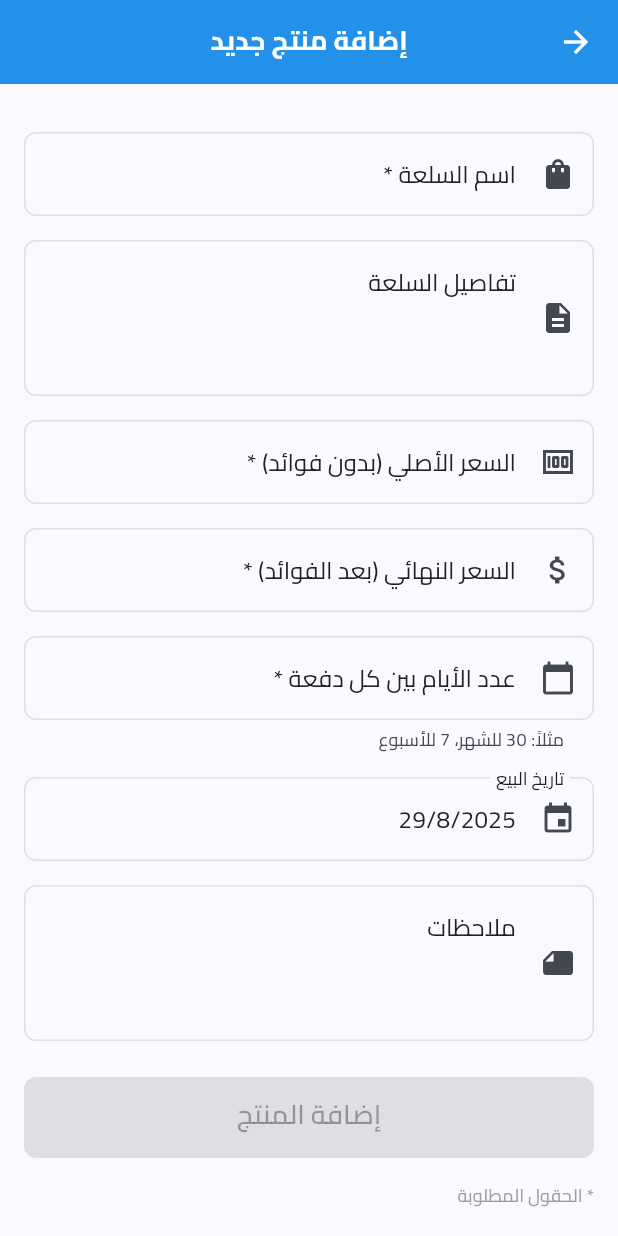
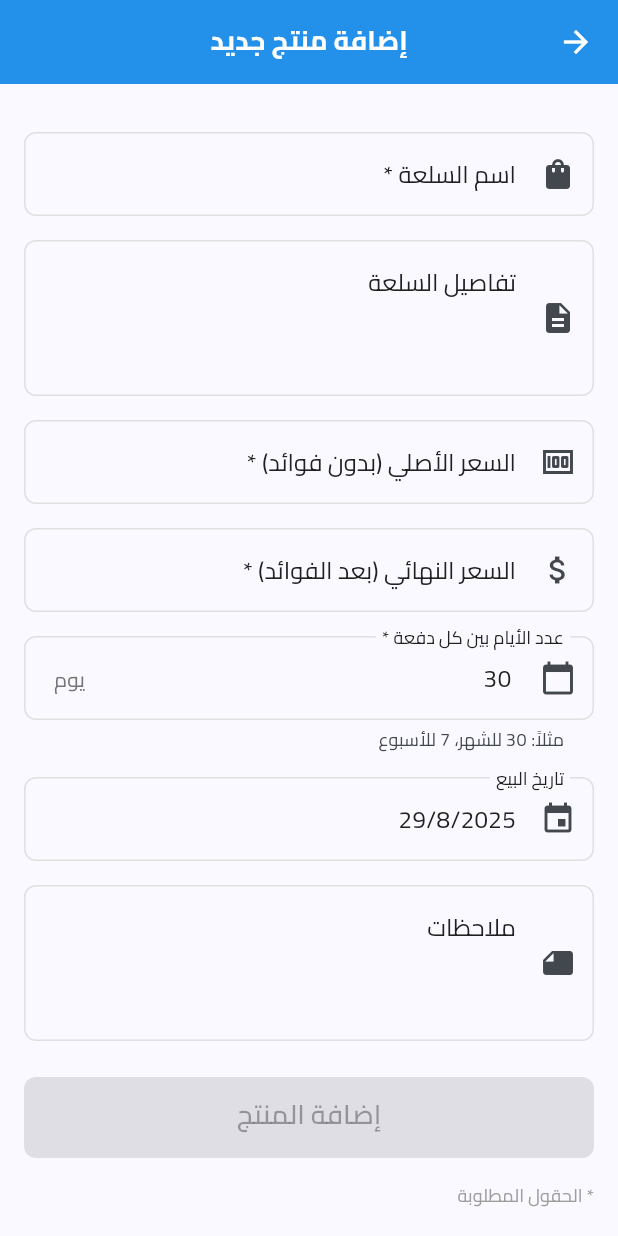
Before and after one commit to aalitariq44/integrated_installment_system, a Flutter app: the AddEditProductPage screen opened directly, on a phone screen of 412 x 824 dp. Run offline on Flutter 3.47's test engine with Material 3 defaults, Android fonts, the light colour scheme and no system bars; our stand-ins replace equatable, flutter_bloc, pdf, printing, share_plus, sqflite; accounts and stored records are empty.

Commit message:
اريد عند اضافة منتج جديد يظهر عدد الايام بين كل دفعة افتراضيا 30 يوم ويمكن تغيره

```diff
--- a/lib/features/products/presentation/pages/add_edit_product_page.dart
+++ b/lib/features/products/presentation/pages/add_edit_product_page.dart
@@ -44,6 +44,8 @@ class _AddEditProductPageState extends State<AddEditProductPage> {
     _selectedCustomerId = widget.customerId;
     if (widget.isEdit && widget.productId != null) {
       _loadProductData();
+    } else {
+      _paymentIntervalController.text = '30'; // Set default to 30 days
     }
     if (widget.customerId != null) {
       _loadCustomerData();
```
